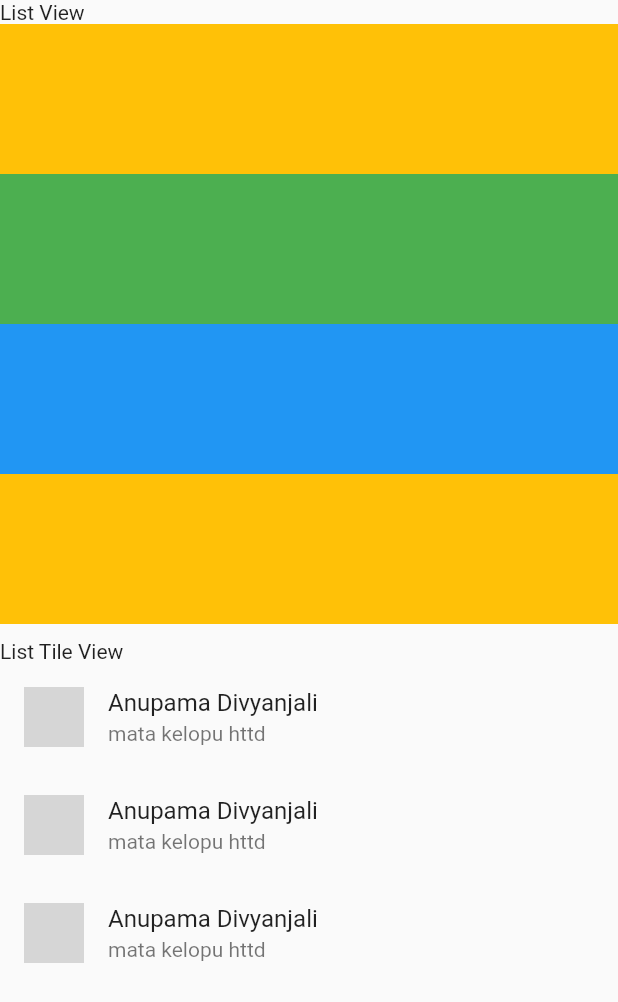
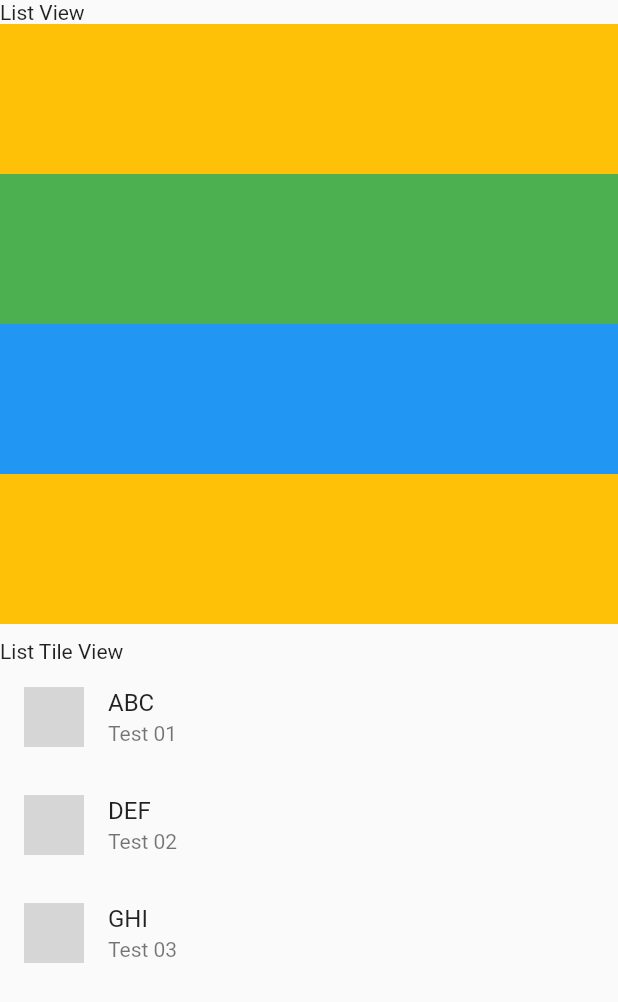
Before and after one commit to E-H-M-Neranjan/widget_explain_app, a Flutter app: the ListViewWidget screen opened directly, on a phone screen of 412 x 824 dp. Shown: the top 1002 px of the screen. Run offline on Flutter 3.47's test engine with Material 2 defaults, Android fonts, the phone set to English and light mode, and no system bars; our stand-ins replace google_fonts; network calls fail; grey boxes are pictures that could not be loaded.

Commit message:
list_view_widget

```diff
--- a/lib/widgets/list_view_widget.dart
+++ b/lib/widgets/list_view_widget.dart
@@ -40,24 +40,24 @@ class _ListViewWidgetState extends State<ListViewWidget> {
             ),
             const Text("List Tile View"),
             const ListTile(
-              title: Text("Anupama Divyanjali"),
-              subtitle: Text("mata kelopu httd"),
+              title: Text("ABC"),
+              subtitle: Text("Test 01"),
               leading: CircleAvatar(
                 backgroundImage: NetworkImage(
                     "https://www.houseofwellness.com.au/wp-content/uploads/2023/01/vanilla-girl-make-up.jpg"),
               ),
             ),
             const ListTile(
-              title: Text("Anupama Divyanjali"),
-              subtitle: Text("mata kelopu httd"),
+              title: Text("DEF"),
+              subtitle: Text("Test 02"),
               leading: CircleAvatar(
                 backgroundImage: NetworkImage(
                     "https://www.houseofwellness.com.au/wp-content/uploads/2023/01/vanilla-girl-make-up.jpg"),
               ),
             ),
             const ListTile(
-              title: Text("Anupama Divyanjali"),
-              subtitle: Text("mata kelopu httd"),
+              title: Text("GHI"),
+              subtitle: Text("Test 03"),
               leading: CircleAvatar(
                 backgroundImage: NetworkImage(
                     "https://www.houseofwellness.com.au/wp-content/uploads/2023/01/vanilla-girl-make-up.jpg"),
```
